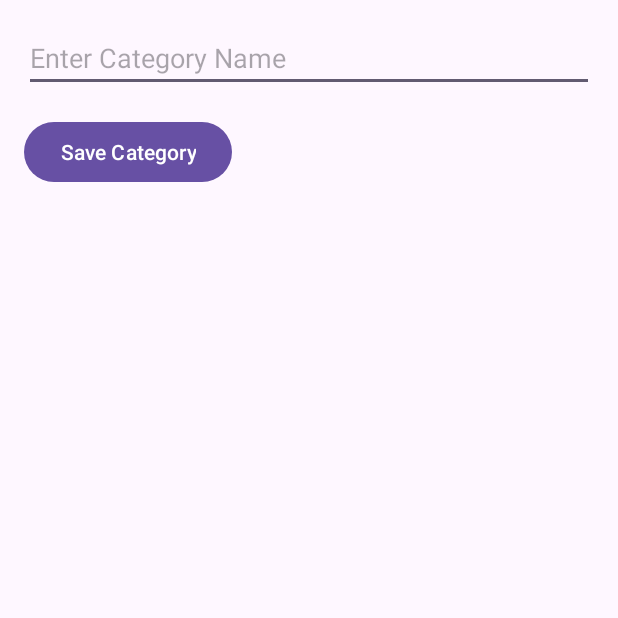
After one commit to ST10256115/BudgetTrackerApp, an Android app: the NewCategoryActivity screen opened directly, with no data from a screen before it, on a phone screen of 412 x 824 dp, the top half of it. The commit adds this screen. Run offline under Robolectric (Android 15) with nearby library versions, the phone set to English and light mode, and no system bars.

Commit message:
major change app runs

```diff
--- a/app/src/main/AndroidManifest.xml
+++ b/app/src/main/AndroidManifest.xml
@@ -13,6 +13,9 @@
         android:theme="@style/Theme.BudgetTrackerApp"
         tools:targetApi="31">
         <activity
+            android:name=".NewCategoryActivity"
+            android:exported="false" />
+        <activity
             android:name=".NewExpenseActivity"
             android:exported="false" />
         <activity
--- a/app/src/main/java/vcmsa/projects/budgettrackerapp/AppDatabase.kt
+++ b/app/src/main/java/vcmsa/projects/budgettrackerapp/AppDatabase.kt
@@ -1,14 +1,14 @@
 package vcmsa.projects.budgettrackerapp
-
 
 import androidx.room.Database
 import androidx.room.RoomDatabase
 
 @Database(
-    entities = [ExpenseEntity::class],
-    version = 1,
+    entities = [ExpenseEntity::class, CategoryEntity::class],
+    version = 2,
     exportSchema = false
 )
 abstract class AppDatabase : RoomDatabase() {
     abstract fun expenseDao(): ExpenseDao
+    abstract fun categoryDao(): CategoryDao  // Add the CategoryDao
 }
--- /dev/null
+++ b/app/src/main/java/vcmsa/projects/budgettrackerapp/CategoryDao.kt
@@ -0,0 +1,17 @@
+package vcmsa.projects.budgettrackerapp
+
+import androidx.room.Dao
+import androidx.room.Insert
+import androidx.room.Query
+
+@Dao
+interface CategoryDao {
+
+    // Get all categories
+    @Query("SELECT * FROM categories")
+    suspend fun getAllCategories(): List<CategoryEntity>
+
+    // Insert a category
+    @Insert
+    suspend fun insertCategory(category: CategoryEntity)
+}
--- a/app/src/main/java/vcmsa/projects/budgettrackerapp/CategoryTotal.kt
+++ b/app/src/main/java/vcmsa/projects/budgettrackerapp/CategoryTotal.kt
@@ -1,6 +1,8 @@
 package vcmsa.projects.budgettrackerapp
 
+import androidx.room.ColumnInfo
+
 data class CategoryTotal(
-    val category: String,
-    val total: Double
+    @ColumnInfo(name = "category") val category: String,  // This matches the "category" column in the query
+    @ColumnInfo(name = "SUM(e.amount)") val total: Double  // This matches the SUM(e.amount) column in the query
 )
--- a/app/src/main/java/vcmsa/projects/budgettrackerapp/ExpenseDao.kt
+++ b/app/src/main/java/vcmsa/projects/budgettrackerapp/ExpenseDao.kt
@@ -23,6 +23,9 @@ interface ExpenseDao {
     @Query("SELECT * FROM expenses WHERE date BETWEEN :startDate AND :endDate ORDER BY date DESC")
     suspend fun getExpensesBetweenDates(startDate: String, endDate: String): List<ExpenseEntity>
 
-    @Query("SELECT category, SUM(amount) FROM expenses WHERE date BETWEEN :startDate AND :endDate GROUP BY category")
+    @Query("SELECT c.name AS category, SUM(e.amount) FROM expenses e " +
+            "JOIN categories c ON e.categoryId = c.id " +
+            "WHERE e.date BETWEEN :startDate AND :endDate " +
+            "GROUP BY c.name")
     suspend fun getTotalAmountByCategory(startDate: String, endDate: String): List<CategoryTotal>
 }
--- /dev/null
+++ b/app/src/main/java/vcmsa/projects/budgettrackerapp/NewCategoryActivity.kt
@@ -0,0 +1,45 @@
+package vcmsa.projects.budgettrackerapp
+
+import android.os.Bundle
+import android.view.View
+import android.widget.Button
+import android.widget.EditText
+import androidx.activity.viewModels
+import androidx.appcompat.app.AppCompatActivity
+import androidx.lifecycle.lifecycleScope
+import kotlinx.coroutines.launch
+
+class NewCategoryActivity : AppCompatActivity() {
+
+    // Get the viewModel to interact with the CategoryDao
+    private val categoryViewModel: CategoryViewModel by viewModels()
+
+    override fun onCreate(savedInstanceState: Bundle?) {
+        super.onCreate(savedInstanceState)
+        setContentView(R.layout.activity_new_category)
+
+        // Initialize the UI elements
+        val etCategoryName: EditText = findViewById(R.id.etCategoryName)
+        val btnSaveCategory: Button = findViewById(R.id.btnSaveCategory)
+
+        // Save category when the button is clicked
+        btnSaveCategory.setOnClickListener {
+            val categoryName = etCategoryName.text.toString().trim()
+
+            if (categoryName.isNotEmpty()) {
+                // Save the category
+                saveCategory(categoryName)
+            }
+        }
+    }
+
+    private fun saveCategory(categoryName: String) {
+        // Save the category in the database using ViewModel and coroutines
+        lifecycleScope.launch {
+            val category = CategoryEntity(name = categoryName)
+            categoryViewModel.insertCategory(category)
+
+            finish()
+        }
+    }
+}
--- /dev/null
+++ b/app/src/main/res/layout/activity_new_category.xml
@@ -0,0 +1,21 @@
+<?xml version="1.0" encoding="utf-8"?>
+<LinearLayout xmlns:android="http://schemas.android.com/apk/res/android"
+    android:layout_width="match_parent"
+    android:layout_height="match_parent"
+    android:orientation="vertical"
+    android:padding="16dp">
+
+    <EditText
+        android:id="@+id/etCategoryName"
+        android:layout_width="match_parent"
+        android:layout_height="wrap_content"
+        android:hint="Enter Category Name"
+        android:inputType="text" />
+
+    <Button
+        android:id="@+id/btnSaveCategory"
+        android:layout_width="wrap_content"
+        android:layout_height="wrap_content"
+        android:text="Save Category"
+        android:layout_marginTop="16dp" />
+</LinearLayout>
--- a/app/src/main/res/layout/activity_new_expense.xml
+++ b/app/src/main/res/layout/activity_new_expense.xml
@@ -24,9 +24,9 @@
             android:layout_height="wrap_content"
             android:layout_marginTop="16dp"/>
 
-        <EditText
-            android:id="@+id/editTextCategory"
-            android:hint="Enter Category"
+
+        <Spinner
+            android:id="@+id/spinnerCategory"
             android:layout_width="match_parent"
             android:layout_height="wrap_content"
             android:layout_marginTop="16dp" />
--- a/app/src/main/res/values/colors.xml
+++ b/app/src/main/res/values/colors.xml
@@ -2,4 +2,5 @@
 <resources>
     <color name="black">#FF000000</color>
     <color name="white">#FFFFFFFF</color>
+    <color name="blue">#007BFF</color>
 </resources>
--- a/build.gradle.kts
+++ b/build.gradle.kts
@@ -2,5 +2,5 @@
 plugins {
     alias(libs.plugins.android.application) apply false
     alias(libs.plugins.kotlin.android) apply false
-    id("com.google.devtools.ksp") version "1.9.23-1.0.20" apply false
+    id("com.google.devtools.ksp") version "1.9.24-1.0.20" apply false
 }
```
Also changed, not shown: app/src/main/java/vcmsa/projects/budgettrackerapp/CategoryEntity.kt (added, +10 -0 lines), app/src/main/java/vcmsa/projects/budgettrackerapp/CategoryRepository.kt (added, +25 -0 lines), app/src/main/java/vcmsa/projects/budgettrackerapp/CategoryViewModel.kt (added, +33 -0 lines), app/src/main/java/vcmsa/projects/budgettrackerapp/ExpenseEntity.kt (+21 -5 lines), app/src/main/java/vcmsa/projects/budgettrackerapp/ExpenseRepository.kt (+15 -1 lines), app/src/main/java/vcmsa/projects/budgettrackerapp/ExpenseViewModel.kt (+13 -1 lines), app/src/main/java/vcmsa/projects/budgettrackerapp/MainActivity.kt (+11 -12 lines), app/src/main/java/vcmsa/projects/budgettrackerapp/NewExpenseActivity.kt (+35 -10 lines), app/src/main/res/layout/activity_main.xml (+19 -6 lines).
